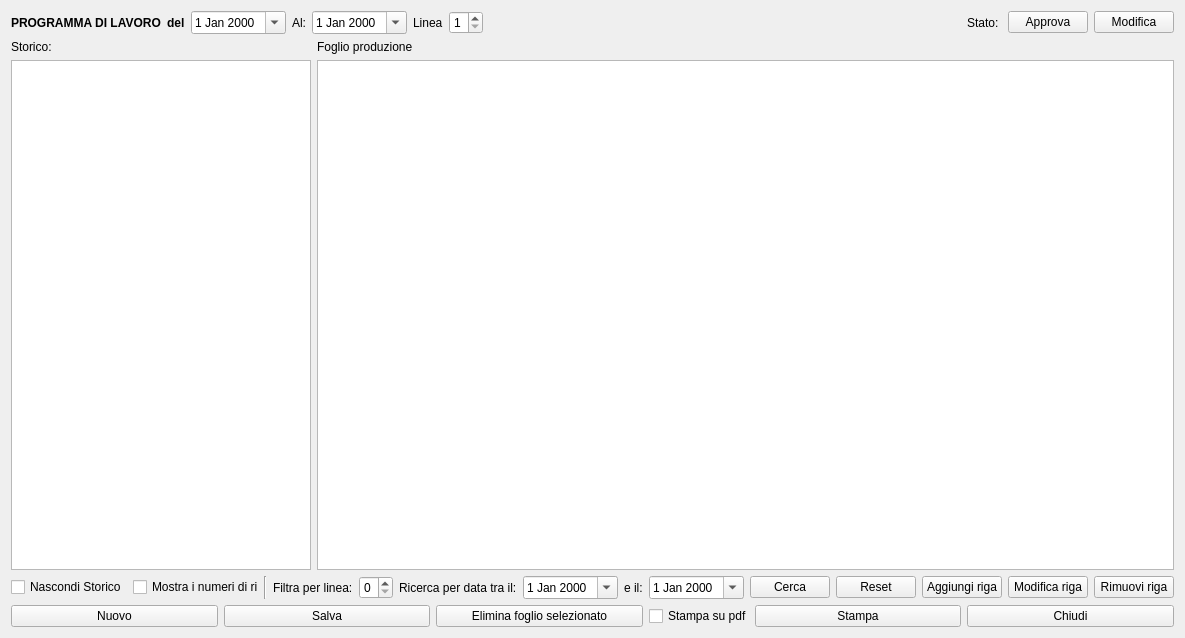
This is hworkprogram.ui in fblabs/hamlet-mod-sancon as Qt 5 draws it before an edit. The edited form follows.
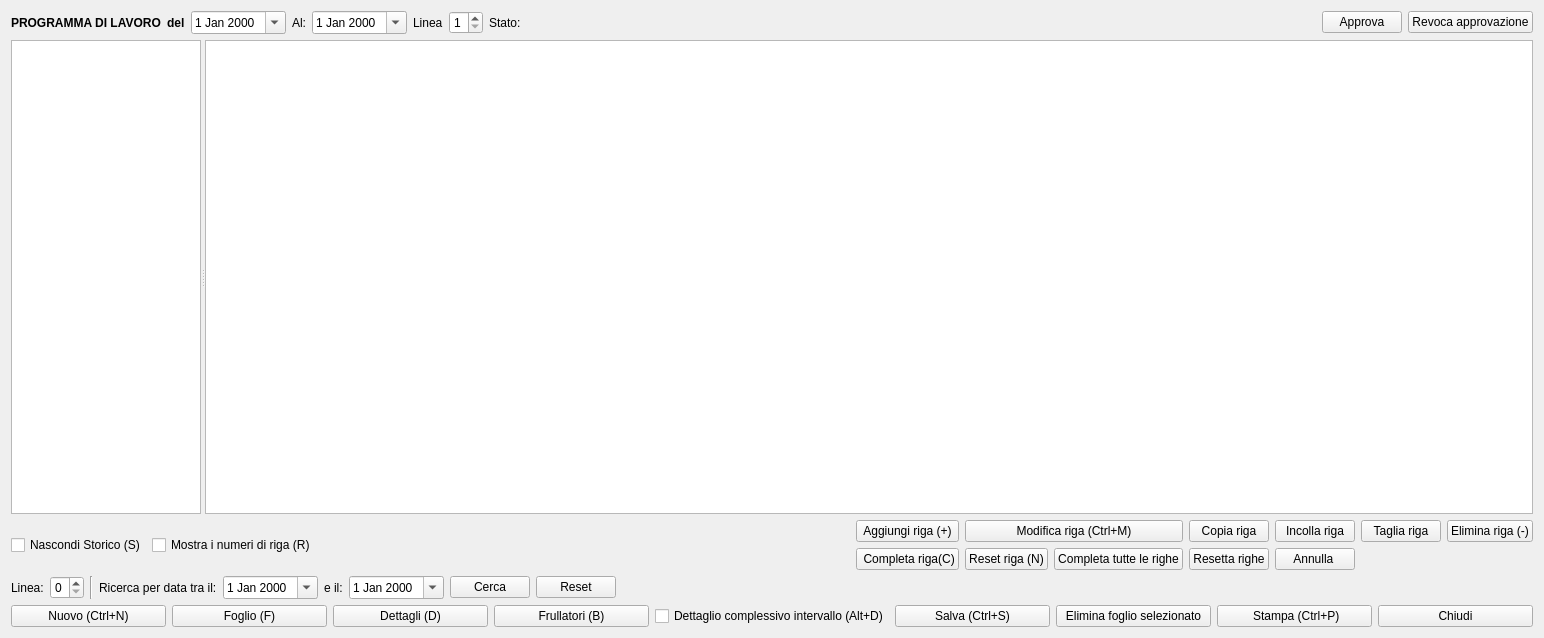
This is the edited form. Icons and pictures are not drawn.

```diff
--- a/hworkprogram.ui
+++ b/hworkprogram.ui
@@ -3,13 +3,13 @@
  <class>HWorkProgram</class>
  <widget class="QWidget" name="HWorkProgram">
   <property name="windowModality">
-   <enum>Qt::ApplicationModal</enum>
+   <enum>Qt::NonModal</enum>
   </property>
   <property name="geometry">
    <rect>
     <x>0</x>
     <y>0</y>
-    <width>1149</width>
+    <width>1544</width>
     <height>638</height>
    </rect>
   </property>
@@ -22,19 +22,11 @@
   </property>
   <layout class="QVBoxLayout" name="verticalLayout">
    <item>
-    <layout class="QGridLayout" name="gridLayout">
-     <item row="3" column="6">
-      <widget class="QDateEdit" name="deAl">
-       <property name="calendarPopup">
-        <bool>true</bool>
-       </property>
-      </widget>
-     </item>
-     <item row="3" column="1">
+    <layout class="QHBoxLayout" name="horizontalLayout_3">
+     <item>
       <widget class="QLabel" name="label">
        <property name="font">
         <font>
-         <weight>75</weight>
          <bold>true</bold>
         </font>
        </property>
@@ -43,11 +35,10 @@
        </property>
       </widget>
      </item>
-     <item row="3" column="3">
+     <item>
       <widget class="QLabel" name="label_4">
        <property name="font">
         <font>
-         <weight>75</weight>
          <bold>true</bold>
         </font>
        </property>
@@ -56,80 +47,52 @@
        </property>
       </widget>
      </item>
-     <item row="3" column="7">
+     <item>
+      <widget class="QDateEdit" name="deDal">
+       <property name="calendarPopup">
+        <bool>true</bool>
+       </property>
+      </widget>
+     </item>
+     <item>
+      <widget class="QLabel" name="label_5">
+       <property name="text">
+        <string>Al:</string>
+       </property>
+      </widget>
+     </item>
+     <item>
+      <widget class="QDateEdit" name="deAl">
+       <property name="calendarPopup">
+        <bool>true</bool>
+       </property>
+      </widget>
+     </item>
+     <item>
       <widget class="QLabel" name="label_3">
        <property name="text">
         <string>Linea</string>
        </property>
       </widget>
      </item>
-     <item row="3" column="12">
-      <widget class="QPushButton" name="pbApprova">
-       <property name="text">
-        <string>Approva</string>
-       </property>
-       <property name="icon">
-        <iconset resource="icons.qrc">
-         <normaloff>:/Resources/Accept64.png</normaloff>:/Resources/Accept64.png</iconset>
-       </property>
-      </widget>
-     </item>
-     <item row="3" column="4">
-      <widget class="QDateEdit" name="deDal">
-       <property name="calendarPopup">
-        <bool>true</bool>
-       </property>
-      </widget>
-     </item>
-     <item row="3" column="8">
+     <item>
       <widget class="QSpinBox" name="spLinea">
        <property name="minimum">
         <number>1</number>
        </property>
        <property name="maximum">
-        <number>2</number>
+        <number>3</number>
        </property>
       </widget>
      </item>
-     <item row="3" column="13">
-      <widget class="QPushButton" name="pbDisapprova">
-       <property name="text">
-        <string>Modifica</string>
-       </property>
-       <property name="icon">
-        <iconset resource="icons.qrc">
-         <normaloff>:/Resources/Pencil.PNG</normaloff>:/Resources/Pencil.PNG</iconset>
-       </property>
-      </widget>
-     </item>
-     <item row="3" column="5">
-      <widget class="QLabel" name="label_5">
-       <property name="text">
-        <string>Al:</string>
-       </property>
-      </widget>
-     </item>
-     <item row="3" column="10">
-      <spacer name="horizontalSpacer">
-       <property name="orientation">
-        <enum>Qt::Horizontal</enum>
-       </property>
-       <property name="sizeHint" stdset="0">
-        <size>
-         <width>40</width>
-         <height>20</height>
-        </size>
-       </property>
-      </spacer>
-     </item>
-     <item row="3" column="11">
+     <item>
       <widget class="QLabel" name="label_9">
        <property name="text">
         <string>Stato: </string>
        </property>
       </widget>
      </item>
-     <item row="3" column="9">
+     <item>
       <widget class="QLabel" name="lblCheck">
        <property name="maximumSize">
         <size>
@@ -148,39 +111,52 @@
        </property>
       </widget>
      </item>
-    </layout>
-   </item>
    <item>
-    <layout class="QHBoxLayout" name="horizontalLayout_4">
-     <item>
-      <widget class="QLabel" name="label_2">
-       <property name="maximumSize">
+      <spacer name="horizontalSpacer">
+       <property name="orientation">
+        <enum>Qt::Horizontal</enum>
+       </property>
+       <property name="sizeHint" stdset="0">
         <size>
-         <width>300</width>
-         <height>16777215</height>
+         <width>40</width>
+         <height>20</height>
         </size>
        </property>
+      </spacer>
+     </item>
+     <item>
+      <widget class="QPushButton" name="pbApprova">
        <property name="text">
-        <string>Storico:</string>
+        <string>Approva</string>
+       </property>
+       <property name="icon">
+        <iconset resource="icons.qrc">
+         <normaloff>:/Resources/Accept64.png</normaloff>:/Resources/Accept64.png</iconset>
        </property>
       </widget>
      </item>
      <item>
-      <widget class="QLabel" name="lbSheet">
+      <widget class="QPushButton" name="pbDisapprova">
        <property name="text">
-        <string>Foglio produzione</string>
+        <string>Revoca approvazione</string>
+       </property>
+       <property name="icon">
+        <iconset resource="icons.qrc">
+         <normaloff>:/Resources/Pencil.PNG</normaloff>:/Resources/Pencil.PNG</iconset>
        </property>
       </widget>
      </item>
     </layout>
    </item>
    <item>
-    <layout class="QHBoxLayout" name="horizontalLayout_3">
-     <item>
+    <widget class="QSplitter" name="splitter">
+     <property name="orientation">
+      <enum>Qt::Horizontal</enum>
+     </property>
       <widget class="QTableView" name="tvStorico">
        <property name="maximumSize">
         <size>
-         <width>300</width>
+        <width>190</width>
          <height>16777215</height>
         </size>
        </property>
@@ -209,17 +185,24 @@
         <bool>false</bool>
        </attribute>
       </widget>
-     </item>
-     <item>
       <widget class="QTableView" name="tvGeneral">
+      <property name="enabled">
+       <bool>true</bool>
+      </property>
        <property name="editTriggers">
-        <set>QAbstractItemView::DoubleClicked</set>
+       <set>QAbstractItemView::SelectedClicked</set>
+      </property>
+      <property name="showDropIndicator" stdset="0">
+       <bool>false</bool>
        </property>
        <property name="dragEnabled">
         <bool>true</bool>
        </property>
+      <property name="dragDropOverwriteMode">
+       <bool>false</bool>
+      </property>
        <property name="dragDropMode">
-        <enum>QAbstractItemView::InternalMove</enum>
+       <enum>QAbstractItemView::NoDragDrop</enum>
        </property>
        <property name="defaultDropAction">
         <enum>Qt::MoveAction</enum>
@@ -234,27 +217,38 @@
         <enum>QAbstractItemView::SelectRows</enum>
        </property>
        <property name="sortingEnabled">
-        <bool>false</bool>
-       </property>
+       <bool>true</bool>
+      </property>
+      <attribute name="horizontalHeaderVisible">
+       <bool>true</bool>
+      </attribute>
        <attribute name="horizontalHeaderStretchLastSection">
         <bool>true</bool>
        </attribute>
+      <attribute name="verticalHeaderVisible">
+       <bool>true</bool>
+      </attribute>
        <attribute name="verticalHeaderDefaultSectionSize">
         <number>40</number>
        </attribute>
+      <attribute name="verticalHeaderHighlightSections">
+       <bool>false</bool>
+      </attribute>
        <attribute name="verticalHeaderShowSortIndicator" stdset="0">
         <bool>false</bool>
        </attribute>
       </widget>
-     </item>
-    </layout>
+    </widget>
    </item>
    <item>
     <layout class="QHBoxLayout" name="horizontalLayout_2">
      <item>
       <widget class="QCheckBox" name="checkBox">
        <property name="text">
-        <string>Nascondi Storico</string>
+        <string>Nascondi Storico (S)</string>
+       </property>
+       <property name="shortcut">
+        <string>S</string>
        </property>
        <property name="checked">
         <bool>false</bool>
@@ -279,21 +273,202 @@
         </size>
        </property>
        <property name="text">
-        <string>Mostra i numeri di riga</string>
+        <string>Mostra i numeri di riga (R)</string>
+       </property>
+       <property name="shortcut">
+        <string>R</string>
+       </property>
+       <property name="checked">
+        <bool>false</bool>
        </property>
       </widget>
      </item>
      <item>
-      <widget class="Line" name="line">
+      <spacer name="horizontalSpacer_2">
        <property name="orientation">
-        <enum>Qt::Vertical</enum>
+        <enum>Qt::Horizontal</enum>
        </property>
-      </widget>
-     </item>
+       <property name="sizeHint" stdset="0">
+        <size>
+         <width>40</width>
+         <height>20</height>
+        </size>
+       </property>
+      </spacer>
+     </item>
+     <item>
+      <layout class="QGridLayout" name="gridLayout">
+       <item row="1" column="1">
+        <widget class="QPushButton" name="pbUncompleteRow">
+         <property name="text">
+          <string>Reset riga (N)</string>
+         </property>
+         <property name="icon">
+          <iconset resource="icons.qrc">
+           <normaloff>:/Resources/Banned-Sign.PNG</normaloff>:/Resources/Banned-Sign.PNG</iconset>
+         </property>
+         <property name="shortcut">
+          <string>N</string>
+         </property>
+        </widget>
+       </item>
+       <item row="0" column="1" colspan="2">
+        <widget class="QPushButton" name="pbModify">
+         <property name="text">
+          <string>Modifica riga (Ctrl+M)</string>
+         </property>
+         <property name="icon">
+          <iconset resource="icons.qrc">
+           <normaloff>:/Resources/Pencil.PNG</normaloff>:/Resources/Pencil.PNG</iconset>
+         </property>
+         <property name="shortcut">
+          <string>Ctrl+M</string>
+         </property>
+        </widget>
+       </item>
+       <item row="0" column="3">
+        <widget class="QPushButton" name="pbCopy">
+         <property name="enabled">
+          <bool>true</bool>
+         </property>
+         <property name="text">
+          <string>Copia riga</string>
+         </property>
+         <property name="icon">
+          <iconset resource="icons.qrc">
+           <normaloff>:/Resources/fork-1-icon.png</normaloff>:/Resources/fork-1-icon.png</iconset>
+         </property>
+         <property name="shortcut">
+          <string>Ctrl+C</string>
+         </property>
+        </widget>
+       </item>
+       <item row="1" column="3">
+        <widget class="QPushButton" name="pbNotComplete">
+         <property name="text">
+          <string>Resetta righe</string>
+         </property>
+         <property name="icon">
+          <iconset resource="icons.qrc">
+           <normaloff>:/Resources/Comment-delete64.png</normaloff>:/Resources/Comment-delete64.png</iconset>
+         </property>
+        </widget>
+       </item>
+       <item row="0" column="6">
+        <widget class="QPushButton" name="pbRemove">
+         <property name="text">
+          <string>Elimina riga (-)</string>
+         </property>
+         <property name="icon">
+          <iconset resource="icons.qrc">
+           <normaloff>:/Resources/Minus.PNG</normaloff>:/Resources/Minus.PNG</iconset>
+         </property>
+         <property name="shortcut">
+          <string>-</string>
+         </property>
+        </widget>
+       </item>
+       <item row="0" column="0">
+        <widget class="QPushButton" name="pbAdd">
+         <property name="text">
+          <string>Aggiungi riga (+)</string>
+         </property>
+         <property name="icon">
+          <iconset resource="icons.qrc">
+           <normaloff>:/Resources/Plus.PNG</normaloff>:/Resources/Plus.PNG</iconset>
+         </property>
+         <property name="shortcut">
+          <string>+</string>
+         </property>
+        </widget>
+       </item>
+       <item row="1" column="0">
+        <widget class="QPushButton" name="pbCompleteRow">
+         <property name="text">
+          <string> Completa riga(C)</string>
+         </property>
+         <property name="icon">
+          <iconset resource="icons.qrc">
+           <normaloff>:/Resources/Accept64.png</normaloff>:/Resources/Accept64.png</iconset>
+         </property>
+         <property name="shortcut">
+          <string>C</string>
+         </property>
+        </widget>
+       </item>
+       <item row="1" column="2">
+        <widget class="QPushButton" name="pbComplete">
+         <property name="text">
+          <string>Completa tutte le righe</string>
+         </property>
+         <property name="icon">
+          <iconset resource="icons.qrc">
+           <normaloff>:/Resources/Comment-add64.png</normaloff>:/Resources/Comment-add64.png</iconset>
+         </property>
+         <property name="shortcut">
+          <string>Ctrl+C</string>
+         </property>
+        </widget>
+       </item>
+       <item row="0" column="4">
+        <widget class="QPushButton" name="pbPaste">
+         <property name="enabled">
+          <bool>true</bool>
+         </property>
+         <property name="text">
+          <string>Incolla riga</string>
+         </property>
+         <property name="icon">
+          <iconset resource="icons.qrc">
+           <normaloff>:/Resources/App-ark-2-icon.png</normaloff>:/Resources/App-ark-2-icon.png</iconset>
+         </property>
+         <property name="shortcut">
+          <string>Ctrl+V</string>
+         </property>
+        </widget>
+       </item>
+       <item row="0" column="5">
+        <widget class="QPushButton" name="pbCutRow">
+         <property name="text">
+          <string>Taglia riga</string>
+         </property>
+         <property name="icon">
+          <iconset resource="icons.qrc">
+           <normaloff>:/Resources/cut.png</normaloff>:/Resources/cut.png</iconset>
+         </property>
+         <property name="shortcut">
+          <string>Ctrl+X</string>
+         </property>
+        </widget>
+       </item>
+       <item row="1" column="4">
+        <widget class="QPushButton" name="pbUndo">
+         <property name="toolTip">
+          <string>Annlla operazione e ricarica</string>
+         </property>
+         <property name="text">
+          <string>Annulla </string>
+         </property>
+         <property name="icon">
+          <iconset resource="icons.qrc">
+           <normaloff>:/Resources/Arrow-turn-left64.png</normaloff>:/Resources/Arrow-turn-left64.png</iconset>
+         </property>
+        </widget>
+       </item>
+      </layout>
+     </item>
+    </layout>
+   </item>
+   <item>
+    <layout class="QHBoxLayout" name="horizontalLayout_6">
+     <item>
+      <layout class="QHBoxLayout" name="horizontalLayout_5">
+       <item>
+        <layout class="QHBoxLayout" name="horizontalLayout_4">
      <item>
       <widget class="QLabel" name="label_6">
        <property name="text">
-        <string>Filtra per linea:</string>
+            <string>Linea:</string>
        </property>
       </widget>
      </item>
@@ -310,6 +485,15 @@
        </property>
       </widget>
      </item>
+        </layout>
+       </item>
+       <item>
+        <widget class="Line" name="line">
+         <property name="orientation">
+          <enum>Qt::Vertical</enum>
+         </property>
+        </widget>
+       </item>
      <item>
       <widget class="QLabel" name="label_7">
        <property name="text">
@@ -360,8 +544,10 @@
        </property>
       </widget>
      </item>
+      </layout>
+     </item>
      <item>
-      <spacer name="horizontalSpacer_2">
+      <spacer name="horizontalSpacer_3">
        <property name="orientation">
         <enum>Qt::Horizontal</enum>
        </property>
@@ -373,39 +559,6 @@
        </property>
       </spacer>
      </item>
-     <item>
-      <widget class="QPushButton" name="pbAdd">
-       <property name="text">
-        <string>Aggiungi riga</string>
-       </property>
-       <property name="icon">
-        <iconset resource="icons.qrc">
-         <normaloff>:/Resources/Plus.PNG</normaloff>:/Resources/Plus.PNG</iconset>
-       </property>
-      </widget>
-     </item>
-     <item>
-      <widget class="QPushButton" name="pbModify">
-       <property name="text">
-        <string>Modifica riga</string>
-       </property>
-       <property name="icon">
-        <iconset resource="icons.qrc">
-         <normaloff>:/Resources/Pencil.PNG</normaloff>:/Resources/Pencil.PNG</iconset>
-       </property>
-      </widget>
-     </item>
-     <item>
-      <widget class="QPushButton" name="pbRemove">
-       <property name="text">
-        <string>Rimuovi riga</string>
-       </property>
-       <property name="icon">
-        <iconset resource="icons.qrc">
-         <normaloff>:/Resources/Minus.PNG</normaloff>:/Resources/Minus.PNG</iconset>
-       </property>
-      </widget>
-     </item>
     </layout>
    </item>
    <item>
@@ -413,7 +566,7 @@
      <item>
       <widget class="QPushButton" name="pbNewSheet">
        <property name="text">
-        <string>Nuovo</string>
+        <string>Nuovo (Ctrl+N)</string>
        </property>
        <property name="icon">
         <iconset resource="icons.qrc">
@@ -424,13 +577,89 @@
          <width>32</width>
          <height>32</height>
         </size>
+       </property>
+       <property name="shortcut">
+        <string>Ctrl+N</string>
+       </property>
+      </widget>
+     </item>
+     <item>
+      <widget class="QPushButton" name="pbSingleSheet">
+       <property name="text">
+        <string>Foglio (F)</string>
+       </property>
+       <property name="icon">
+        <iconset resource="icons.qrc">
+         <normaloff>:/Resources/Text-columns64.png</normaloff>:/Resources/Text-columns64.png</iconset>
+       </property>
+       <property name="iconSize">
+        <size>
+         <width>32</width>
+         <height>32</height>
+        </size>
+       </property>
+       <property name="shortcut">
+        <string>F</string>
+       </property>
+      </widget>
+     </item>
+     <item>
+      <widget class="QPushButton" name="pbDetails">
+       <property name="text">
+        <string>Dettagli (D)</string>
+       </property>
+       <property name="icon">
+        <iconset resource="icons.qrc">
+         <normaloff>:/Resources/Pie-chart64.png</normaloff>:/Resources/Pie-chart64.png</iconset>
+       </property>
+       <property name="iconSize">
+        <size>
+         <width>32</width>
+         <height>32</height>
+        </size>
+       </property>
+       <property name="shortcut">
+        <string>D</string>
+       </property>
+       <property name="checkable">
+        <bool>true</bool>
+       </property>
+      </widget>
+     </item>
+     <item>
+      <widget class="QPushButton" name="pbBlender">
+       <property name="text">
+        <string>Frullatori (B)</string>
+       </property>
+       <property name="icon">
+        <iconset resource="icons.qrc">
+         <normaloff>:/Resources/Cart.PNG</normaloff>:/Resources/Cart.PNG</iconset>
+       </property>
+       <property name="iconSize">
+        <size>
+         <width>32</width>
+         <height>32</height>
+        </size>
+       </property>
+       <property name="shortcut">
+        <string>B</string>
+       </property>
+      </widget>
+     </item>
+     <item>
+      <widget class="QCheckBox" name="cbAll">
+       <property name="text">
+        <string>Dettaglio complessivo intervallo (Alt+D)</string>
+       </property>
+       <property name="shortcut">
+        <string>Alt+D</string>
        </property>
       </widget>
      </item>
      <item>
       <widget class="QPushButton" name="pbSave">
        <property name="text">
-        <string>Salva</string>
+        <string>Salva (Ctrl+S)</string>
        </property>
        <property name="icon">
         <iconset resource="icons.qrc">
@@ -442,6 +671,9 @@
          <height>32</height>
         </size>
        </property>
+       <property name="shortcut">
+        <string>Ctrl+S</string>
+       </property>
       </widget>
      </item>
      <item>
@@ -461,32 +693,13 @@
        </property>
       </widget>
      </item>
-     <item>
-      <widget class="QCheckBox" name="cbPdf">
-       <property name="minimumSize">
-        <size>
-         <width>100</width>
-         <height>0</height>
-        </size>
-       </property>
-       <property name="maximumSize">
-        <size>
-         <width>100</width>
-         <height>16777215</height>
-        </size>
-       </property>
-       <property name="text">
-        <string>Stampa su pdf</string>
-       </property>
-      </widget>
-     </item>
      <item>
       <widget class="QPushButton" name="pbPrint">
        <property name="enabled">
         <bool>true</bool>
        </property>
        <property name="text">
-        <string>Stampa</string>
+        <string> Stampa (Ctrl+P)</string>
        </property>
        <property name="icon">
         <iconset resource="icons.qrc">
@@ -498,6 +711,9 @@
          <height>32</height>
         </size>
        </property>
+       <property name="shortcut">
+        <string>Ctrl+P</string>
+       </property>
       </widget>
      </item>
      <item>
```
Lines whose indentation alone changed are shown as unchanged.
